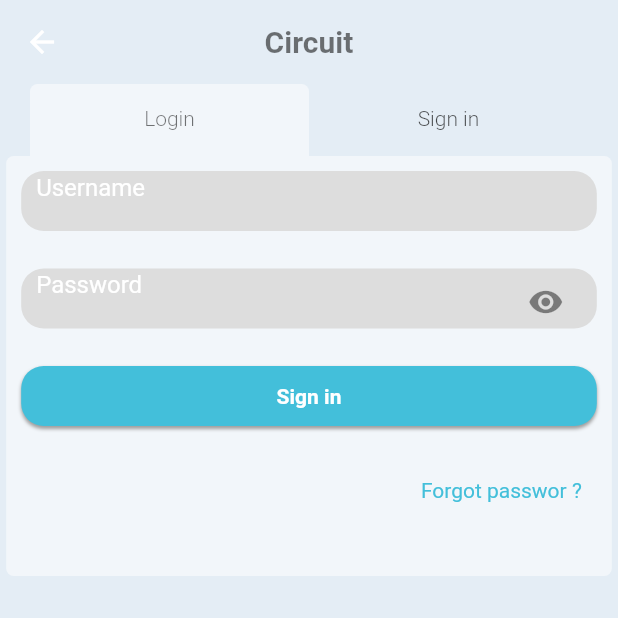
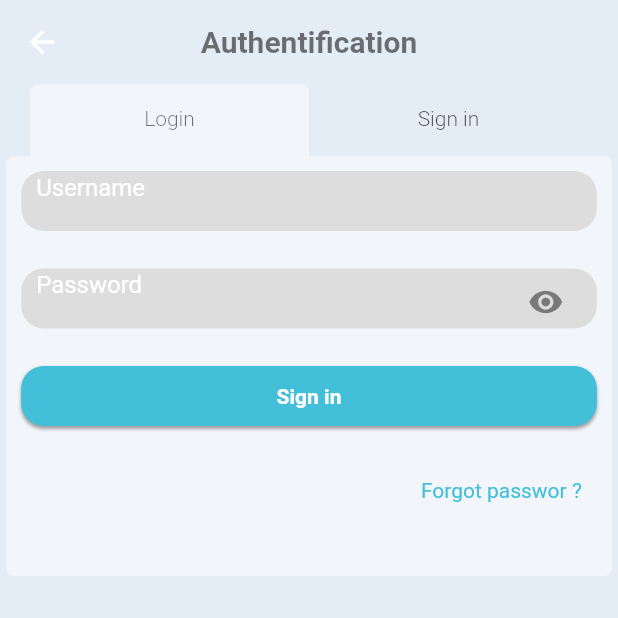
Before and after one commit to benhimarthi/ISH_flutter_mobile_app, a Flutter app: the screen it shows after launch, after a tap on "Login", on a phone screen of 412 x 824 dp, the top half of it. Run offline on Flutter 3.47's test engine with Material 2 defaults, Android fonts, the light colour scheme and no system bars; our stand-ins replace bloc, flutter_bloc; missing offline and left inert: custom_timer.

Commit message:
commit_2

```diff
--- a/lib/CubitInterraction/IdentificationCubit.dart
+++ b/lib/CubitInterraction/IdentificationCubit.dart
@@ -1,7 +1,8 @@
-import 'package:flutter/animation.dart';
-
 import 'package:flutter_bloc/flutter_bloc.dart';
 
 class IdentificationCubit extends Cubit<Map> {
   IdentificationCubit(super.initialState);
+
+  void CreateAccount() {}
+  void CheckAccount() {}
 }
--- /dev/null
+++ b/lib/CubitInterraction/authentification.cubit.operations.dart
@@ -0,0 +1,5 @@
+import 'package:flutter_bloc/flutter_bloc.dart';
+
+class AuthentificationCubit extends Cubit<Map> {
+  AuthentificationCubit(super.initialState);
+}
--- /dev/null
+++ b/lib/controller/internal.database.dart
@@ -0,0 +1,3 @@
+class DataBase {
+  Map<dynamic, dynamic> database = {};
+}
--- /dev/null
+++ b/lib/model/user.model.dart
@@ -0,0 +1,22 @@
+import 'package:flutter/foundation.dart';
+
+class User {
+  int id;
+  String name;
+  String email;
+  String password;
+
+  User({this.id = 0, this.name = "", this.email = "", this.password = ""});
+
+  Map<String, dynamic> toJson() {
+    return {'id': id, 'name': name, 'email': email, 'password': password};
+  }
+
+  factory User.fromJson(Map<String, dynamic> json) {
+    return User(
+        id: json['id'],
+        name: json['name'],
+        email: json['email'],
+        password: json['password']);
+  }
+}
--- a/lib/view/FirstPage/first.page.dart
+++ b/lib/view/FirstPage/first.page.dart
@@ -4,7 +4,7 @@ import "package:flutter/material.dart";
 import 'package:transport/CubitInterraction/IdentificationCubit.dart';
 import 'package:flutter_bloc/flutter_bloc.dart';
 
-import '../Profile/Circuit_views/SelectionAction.dart';
+import '../Profile/Circuit_views/authentification.dart';
 
 class FirstPage extends StatelessWidget {
   const FirstPage({Key? key}) : super(key: key);
@@ -101,11 +101,14 @@ class FirstPage extends StatelessWidget {
                             child: GestureDetector(
                               onTap: () {
                                 idc.emit({"pageId": 1});
-                                Navigator.push(
-                                    context,
+                                Navigator.pushNamed(
+                                    context, '/authentification');
+                                /*
+                                context,
                                     MaterialPageRoute(
                                         builder: (context) =>
-                                            SelectCircuitPage()));
+                                            AuthentificationPage())
+                                */
                               },
                               child: const Center(
                                 child: Text(
@@ -139,7 +142,7 @@ class FirstPage extends StatelessWidget {
                                     context,
                                     MaterialPageRoute(
                                         builder: (context) =>
-                                            SelectCircuitPage()));
+                                            AuthentificationPage()));
                               },
                               child: const Center(
                                 child: Text(
--- a/lib/view/Profile/Circuit_views/SelectionAction.dart
+++ b/lib/view/Profile/Circuit_views/authentification.dart
@@ -1,9 +1,12 @@
 import 'package:flutter/material.dart';
+import 'package:transport/CubitInterraction/IdentificationCubit.dart';
+import 'package:transport/model/user.model.dart';
 import 'package:transport/view/Profile/Circuit_views/SignIn.dart';
 import 'package:transport/view/Profile/Circuit_views/Login.dart';
+import 'package:flutter_bloc/flutter_bloc.dart';
 
-class SelectCircuitPage extends StatelessWidget {
-  SelectCircuitPage({Key? key});
+class AuthentificationPage extends StatelessWidget {
+  AuthentificationPage({Key? key});
 
   @override
   Widget build(BuildContext context) {
@@ -14,7 +17,7 @@ class SelectCircuitPage extends StatelessWidget {
           return Scaffold(
             backgroundColor: const Color.fromRGBO(228, 237, 245, 1),
             appBar: AppBar(
-              title: const Text("Circuit",
+              title: const Text("Authentification",
                   style: TextStyle(
                       color: Colors.black54, fontWeight: FontWeight.bold)),
               centerTitle: true,
@@ -38,11 +41,21 @@ class SelectCircuitPage extends StatelessWidget {
                   labelColor: Colors.black54,
                   labelStyle: TextStyle(fontWeight: FontWeight.w300)),
             ),
-            body:
-                const TabBarView(children: [SelectCircuit(), SearchCircuit()]),
+            body: TabBarView(children: [
+              BlocBuilder<IdentificationCubit, Map>(
+                builder: (context, state) {
+                  context.read<IdentificationCubit>().emit({"user": User()});
+                  return const SelectCircuit();
+                },
+              ),
+              BlocBuilder<IdentificationCubit, Map>(
+                builder: (context, state) {
+                  context.read<IdentificationCubit>().emit({"user": User()});
+                  return const SearchCircuit();
+                },
+              )
+            ]),
           );
         }));
   }
 }
-/*
-*/
```
